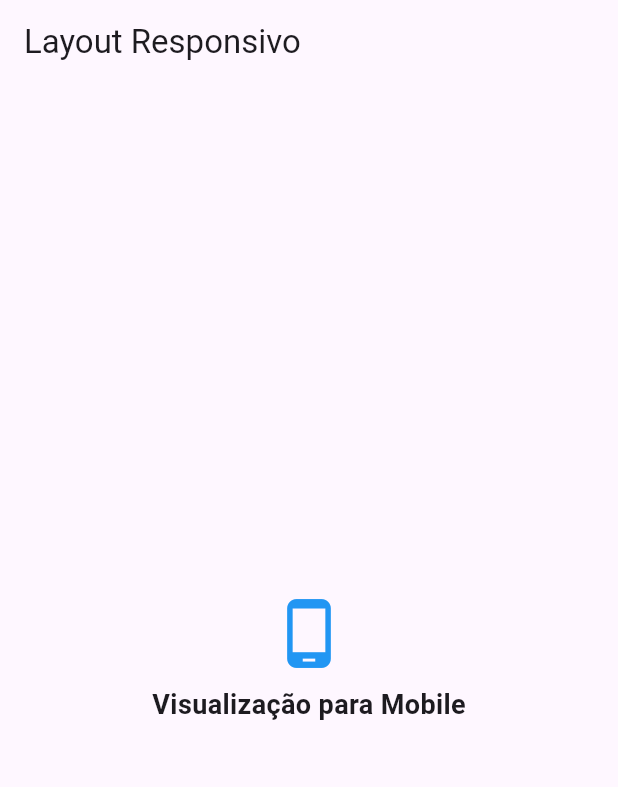
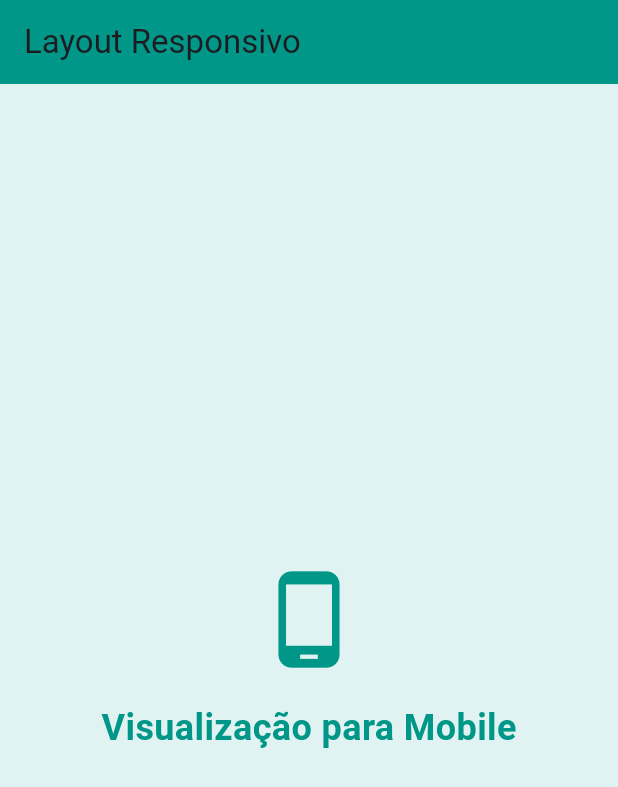
Before and after one commit to Tiago0521/Atividade02-Tiago-APP, a Flutter app: the screen it shows after launch, on a phone screen of 412 x 824 dp. Shown: the top 787 px of the screen. Run offline on Flutter 3.47's test engine with Material 3 defaults, Android fonts, the phone set to English and light mode, and no system bars.

Commit message:
Update main.dart

```diff
--- a/lib/main.dart
+++ b/lib/main.dart
@@ -12,7 +12,7 @@ class MyApp extends StatelessWidget {
     return MaterialApp(
       debugShowCheckedModeBanner: false, // Remove a faixa de debug
       theme: ThemeData(
-        primarySwatch: Colors.blue, // Define uma cor padrão
+        primarySwatch: Colors.blue, // Cor padrão do tema
       ),
       home: const ResponsiveLayout(),
     );
@@ -25,7 +25,10 @@ class ResponsiveLayout extends StatelessWidget {
   @override
   Widget build(BuildContext context) {
     return Scaffold(
-      appBar: AppBar(title: const Text('Layout Responsivo')),
+      appBar: AppBar(
+        title: const Text('Layout Responsivo'),
+        backgroundColor: Colors.teal, // Cor de fundo da AppBar
+      ),
       body: LayoutBuilder(
         builder: (context, constraints) {
           // Adapta o layout com base na largura disponível
@@ -41,34 +44,54 @@ class ResponsiveLayout extends StatelessWidget {
 
   // Layout para dispositivos móveis
   Widget _buildMobileLayout() {
-    return Center(
+    return Container(
+      color: Colors.teal.shade50, // Cor de fundo para mobile
+      child: Center(
         child: Column(
           mainAxisAlignment: MainAxisAlignment.center,
           children: const [
-          Icon(Icons.phone_android, size: 50, color: Colors.blue),
-          SizedBox(height: 10), // Espaço entre os widgets
+            Icon(Icons.phone_android, size: 70, color: Colors.teal), // Ícone colorido
+            SizedBox(height: 20), // Espaço entre os widgets
             Text(
               'Visualização para Mobile',
-            style: TextStyle(fontSize: 18, fontWeight: FontWeight.bold),
+              style: TextStyle(
+                fontSize: 24,
+                fontWeight: FontWeight.bold,
+                color: Colors.teal, // Cor do texto
+              ),
             ),
           ],
+        ),
       ),
     );
   }
 
   // Layout para dispositivos desktop
   Widget _buildDesktopLayout() {
-    return Center(
+    return Container(
+      decoration: BoxDecoration(
+        gradient: LinearGradient(
+          colors: [Colors.purple, Colors.blueAccent], // Gradiente de fundo
+          begin: Alignment.topLeft,
+          end: Alignment.bottomRight,
+        ),
+      ),
+      child: Center(
         child: Row(
           mainAxisAlignment: MainAxisAlignment.center,
           children: const [
-          Icon(Icons.desktop_windows, size: 50, color: Colors.blue),
-          SizedBox(width: 10), // Espaço entre os widgets
+            Icon(Icons.desktop_windows, size: 70, color: Colors.white), // Ícone colorido
+            SizedBox(width: 20), // Espaço entre os widgets
             Text(
               'Visualização para Desktop',
-            style: TextStyle(fontSize: 18, fontWeight: FontWeight.bold),
+              style: TextStyle(
+                fontSize: 24,
+                fontWeight: FontWeight.bold,
+                color: Colors.white, // Cor do texto
+              ),
             ),
           ],
+        ),
       ),
     );
   }
```
Lines whose indentation alone changed are shown as unchanged.
